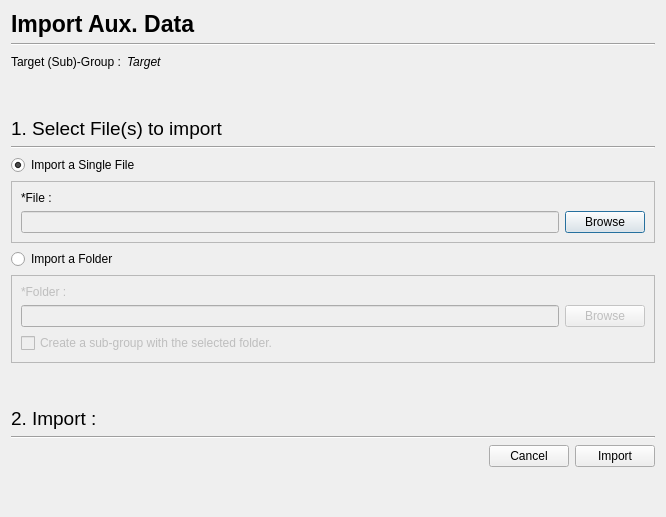
astrorama/Phosphoros, file PhzQtUI/auxdir/PhzQtUI/DialogImportAuxData.ui: the form before one commit.
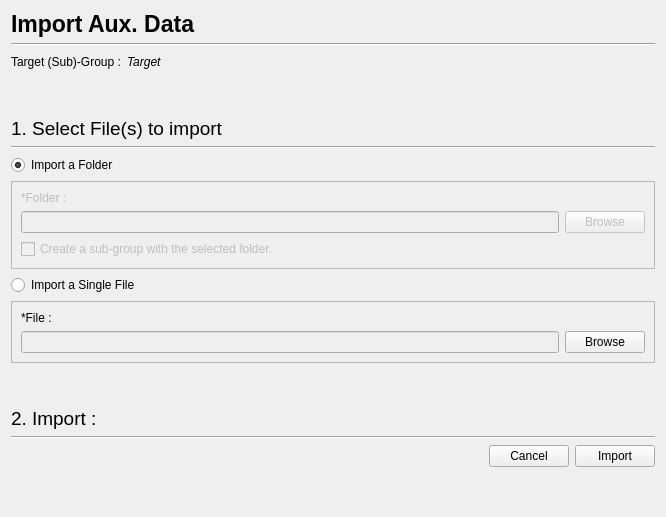
The form after the commit.

Commit message: invert file and folder import

Patch:
```diff
--- a/PhzQtUI/auxdir/PhzQtUI/DialogImportAuxData.ui
+++ b/PhzQtUI/auxdir/PhzQtUI/DialogImportAuxData.ui
@@ -120,13 +120,66 @@
      </property>
     </widget>
    </item>
+   <item>
+    <widget class="QRadioButton" name="rb_folder">
+     <property name="text">
+      <string>Import a Folder</string>
+     </property>
+     <property name="checked">
+      <bool>true</bool>
+     </property>
+    </widget>
+   </item>
+   <item>
+    <widget class="QFrame" name="frame_Folder">
+     <property name="enabled">
+      <bool>false</bool>
+     </property>
+     <property name="frameShape">
+      <enum>QFrame::StyledPanel</enum>
+     </property>
+     <property name="frameShadow">
+      <enum>QFrame::Raised</enum>
+     </property>
+     <layout class="QVBoxLayout" name="verticalLayout_3">
+      <item>
+       <widget class="QLabel" name="label_5">
+        <property name="text">
+         <string>*Folder :</string>
+        </property>
+       </widget>
+      </item>
+      <item>
+       <layout class="QHBoxLayout" name="horizontalLayout_3">
+        <item>
+         <widget class="QLineEdit" name="txt_folder"/>
+        </item>
+        <item>
+         <widget class="QPushButton" name="btn_browseFolder">
+          <property name="text">
+           <string>Browse</string>
+          </property>
+         </widget>
+        </item>
+       </layout>
+      </item>
+      <item>
+       <widget class="QCheckBox" name="cb_createSubGroup">
+        <property name="text">
+         <string>Create a sub-group with the selected folder.</string>
+        </property>
+       </widget>
+      </item>
+     </layout>
+    </widget>
+   </item>
    <item>
     <widget class="QRadioButton" name="rb_file">
      <property name="text">
       <string>Import a Single File</string>
      </property>
      <property name="checked">
-      <bool>true</bool>
+      <bool>false</bool>
      </property>
     </widget>
    </item>
@@ -170,56 +223,6 @@
      </layout>
     </widget>
    </item>
-   <item>
-    <widget class="QRadioButton" name="rb_folder">
-     <property name="text">
-      <string>Import a Folder</string>
-     </property>
-    </widget>
-   </item>
-   <item>
-    <widget class="QFrame" name="frame_Folder">
-     <property name="enabled">
-      <bool>false</bool>
-     </property>
-     <property name="frameShape">
-      <enum>QFrame::StyledPanel</enum>
-     </property>
-     <property name="frameShadow">
-      <enum>QFrame::Raised</enum>
-     </property>
-     <layout class="QVBoxLayout" name="verticalLayout_3">
-      <item>
-       <widget class="QLabel" name="label_5">
-        <property name="text">
-         <string>*Folder :</string>
-        </property>
-       </widget>
-      </item>
-      <item>
-       <layout class="QHBoxLayout" name="horizontalLayout_3">
-        <item>
-         <widget class="QLineEdit" name="txt_folder"/>
-        </item>
-        <item>
-         <widget class="QPushButton" name="btn_browseFolder">
-          <property name="text">
-           <string>Browse</string>
-          </property>
-         </widget>
-        </item>
-       </layout>
-      </item>
-      <item>
-       <widget class="QCheckBox" name="cb_createSubGroup">
-        <property name="text">
-         <string>Create a sub-group with the selected folder.</string>
-        </property>
-       </widget>
-      </item>
-     </layout>
-    </widget>
-   </item>
    <item>
     <spacer name="verticalSpacer_3">
      <property name="orientation">
```
